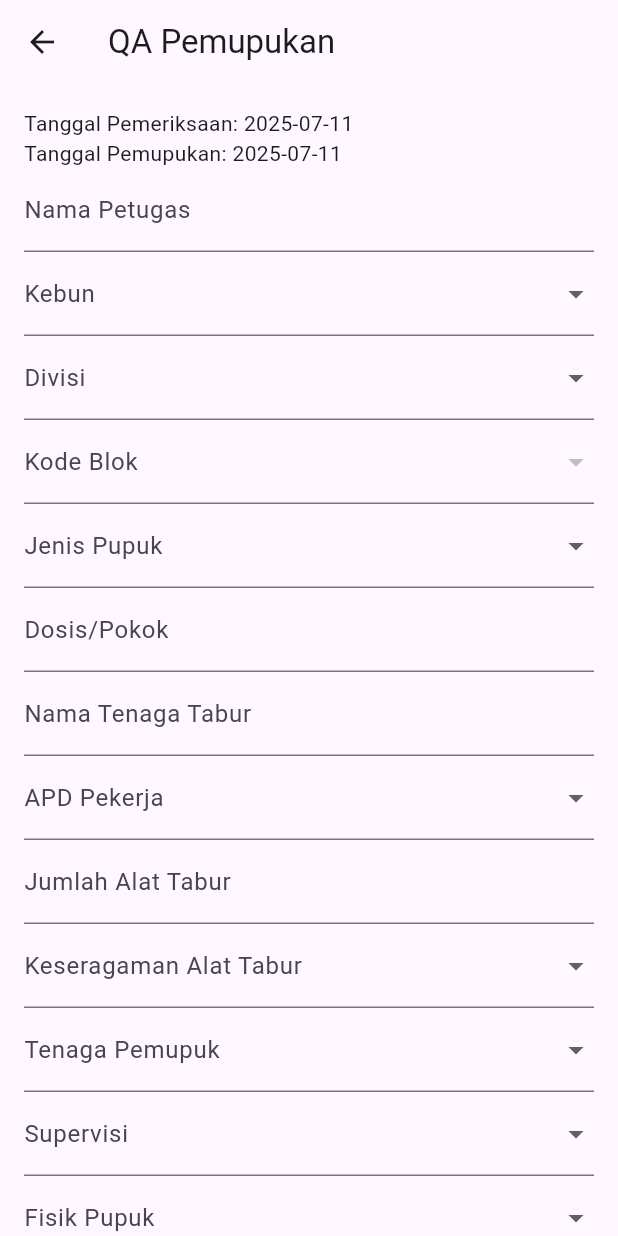
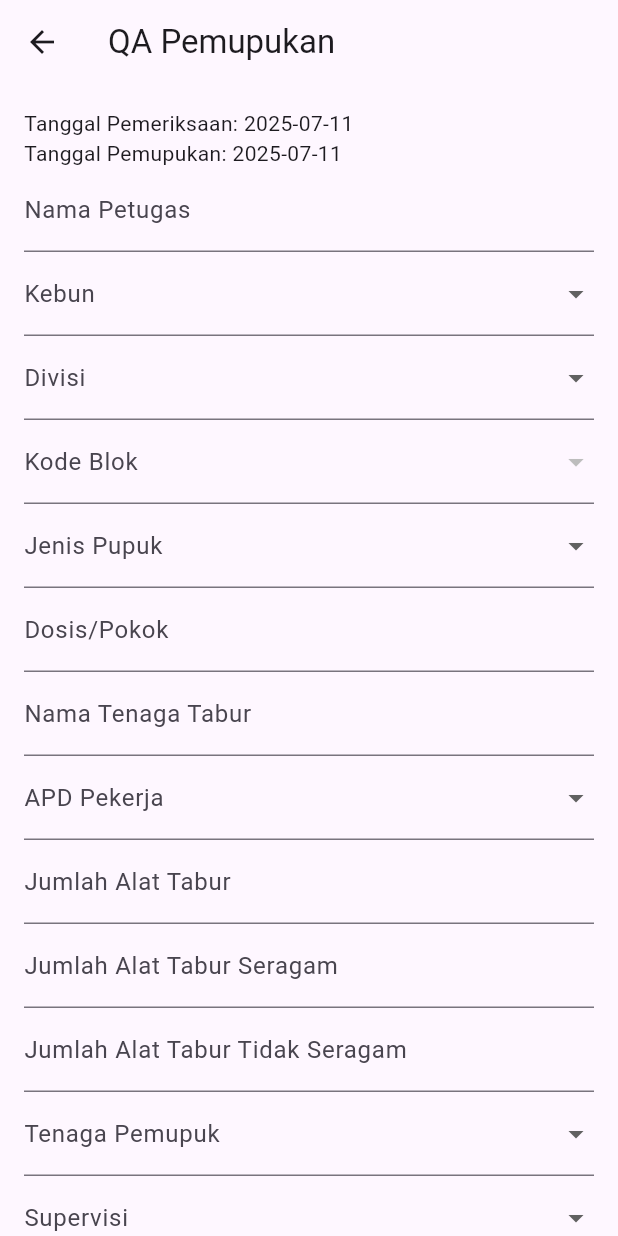
Before and after one commit to mutiaasabrina/QA-Mobile-AGRS, a Flutter app: the QAPemupukanPage screen opened directly, on a phone screen of 412 x 824 dp. Run offline on Flutter 3.47's test engine with Material 3 defaults, Android fonts, the phone set to English and light mode, and no system bars; our stand-ins replace sqflite; missing offline and left inert: gsheets; accounts and stored records are empty; project files that could hold a hidden picture were left out.

Commit message:
Fix Keseragaman Alat Tabur

```diff
--- a/lib/database/qa_database_pemupukan.dart
+++ b/lib/database/qa_database_pemupukan.dart
@@ -39,6 +39,8 @@ class QADatabasePemupukan {
         fisik_pupuk TEXT,
         jumlah_pokok INTEGER,
         total_alat_tabur INTEGER,
+        alat_tabur_seragam INTEGER,
+        alat_tabur_tidak_seragam INTEGER,
         total_tenaga_kerja INTEGER,
         total_uji_petik_aktif INTEGER,
         total_uji_petik_nonaktif INTEGER,
--- a/lib/gsheet_service.dart
+++ b/lib/gsheet_service.dart
@@ -132,6 +132,8 @@ Future<void> insertQAPemupukan(Map<String, dynamic> data) async {
     'fisik_pupuk',
     'jumlah_pokok',
     'total_alat_tabur',
+    'alat_tabur_seragam',
+    'alat_tabur_tidak_seragam',
     'total_tenaga_kerja',
     'total_uji_petik_aktif',
     'total_uji_petik_nonaktif',
--- a/lib/pages/qa_pemupukan_page.dart
+++ b/lib/pages/qa_pemupukan_page.dart
@@ -21,6 +21,8 @@ class _QAPemupukanPageState extends State<QAPemupukanPage> {
   final _jumlahAlatTaburController = TextEditingController();
   final _jumlahSampleUjiPetikController = TextEditingController();
   final _barisController = TextEditingController();
+  final _alatTaburSeragamController = TextEditingController();
+  final _alatTaburTidakSeragamController = TextEditingController();
   List<TextEditingController> _dosisSampleControllers =[];
   String dosisUjiPetikResult ="";
 
@@ -35,7 +37,6 @@ class _QAPemupukanPageState extends State<QAPemupukanPage> {
   String? selectedBlok;
   String? selectedJenisPupuk;
   String? selectedAPD;
-  String? selectedKeseragaman;
   String? selectedTenagaPemupuk;
   String? selectedSupervisi;
   String? selectedFisikPupuk;
@@ -88,7 +89,6 @@ class _QAPemupukanPageState extends State<QAPemupukanPage> {
     'Lengkap', 'Kurang dari 1 item', 'Kurang dari 2 item',
     'Kurang dari 3 item', 'Tidak ada APD'
   ];
-  final List<String> keseragamanOptions = ['Seragam', 'Tidak Seragam'];
   final List<String> tenagaPemupukOptions = [
     'Organisasi tetap, training rutin',
     'Organisasi tetap, training tidak rutin',
@@ -155,8 +155,9 @@ class _QAPemupukanPageState extends State<QAPemupukanPage> {
     if (!_alatTaburData.containsKey(_tenagaTaburKey)) {
       _alatTaburData[_tenagaTaburKey] = {
         'jumlah': _jumlahAlatTaburController.text,
-        'keseragaman': selectedKeseragaman,
         'apd': selectedAPD,
+        'seragam': _alatTaburSeragamController.text,
+        'tidakSeragam': _alatTaburTidakSeragamController.text,
       };
     }
 
@@ -164,7 +165,8 @@ class _QAPemupukanPageState extends State<QAPemupukanPage> {
     final alatTabur = _alatTaburData[_tenagaTaburKey];
     if (alatTabur != null) {
       _jumlahAlatTaburController.text = alatTabur['jumlah'];
-      selectedKeseragaman = alatTabur['keseragaman'];
+      _alatTaburSeragamController.text = alatTabur['seragam'];
+      _alatTaburTidakSeragamController.text = alatTabur['tidakSeragam'];
       selectedAPD = alatTabur['apd'];
     }
   });
@@ -199,7 +201,6 @@ class _QAPemupukanPageState extends State<QAPemupukanPage> {
       jumlahSample: countSample,
       jumlahAlatTabur: alatTabur['jumlah'],
       apd: alatTabur['apd'],
-      keseragaman: alatTabur['keseragaman'],
       pocket: countBy('lubangPocket'),
       pokokTerpupuk: countBy('pokokTerpupuk'),
       piringan: countBy('kondisiPiringan'),
@@ -241,6 +242,8 @@ class _QAPemupukanPageState extends State<QAPemupukanPage> {
 
           final totalSample = tenagaList.fold<int>(0, (sum, t) => sum + t.jumlahSample);
           final totalAlatTabur = _alatTaburData.values.fold<int>(0, (sum, e)=> sum + int.tryParse(e['jumlah']??'0')!);
+          final totalSeragam = _alatTaburData.values.fold<int>(0, (sum, e)=> sum + int.tryParse(e['seragam']??'0')!);
+          final totalTidakSeragam = _alatTaburData.values.fold<int>(0, (sum, e)=> sum + int.tryParse(e['tidakSeragam']??'0')!);
           int totalTenagaKerja = perTenaga.length;
           int totalUjiPetikAktif = _samples.where((s) => s['ujiPetik'] == true).length;
           int totalUjiPetikNonAktif = _samples.where((s) => s['ujiPetik'] == false).length;
@@ -277,6 +280,8 @@ class _QAPemupukanPageState extends State<QAPemupukanPage> {
             'fisik_pupuk': mostCommonFisikPupuk,
             'jumlah_pokok': totalSample,
             'total_alat_tabur': totalAlatTabur,
+            'alat_tabur_seragam': totalSeragam,
+            'alat_tabur_tidak_seragam': totalTidakSeragam,
             'total_tenaga_kerja': totalTenagaKerja,
             'total_uji_petik_aktif': totalUjiPetikAktif,
             'total_uji_petik_nonaktif': totalUjiPetikNonAktif,
@@ -337,6 +342,8 @@ class _QAPemupukanPageState extends State<QAPemupukanPage> {
     _tenagaTaburController.dispose();
     _dosisController.dispose();
     _jumlahAlatTaburController.dispose();
+    _alatTaburSeragamController.dispose();
+    _alatTaburTidakSeragamController..dispose();
     _jumlahSampleUjiPetikController.dispose();
     _barisController.dispose();
     super.dispose();
@@ -387,13 +394,15 @@ class _QAPemupukanPageState extends State<QAPemupukanPage> {
                     if (alatTabur != null) {
                       setState(() {
                         _jumlahAlatTaburController.text = alatTabur['jumlah'];
-                        selectedKeseragaman = alatTabur['keseragaman'];
+                        _alatTaburSeragamController.text = alatTabur['seragam'];
+                        _alatTaburTidakSeragamController.text = alatTabur['tidakSeragam'];
                         selectedAPD = alatTabur['apd'];
                       });
                     } else {
                       setState(() {
                         _jumlahAlatTaburController.clear();
-                        selectedKeseragaman = null;
+                        _alatTaburSeragamController.clear();
+                        _alatTaburTidakSeragamController.clear();
                       });
                     }
                   },
@@ -405,12 +414,8 @@ class _QAPemupukanPageState extends State<QAPemupukanPage> {
               items: apdOptions.map((e) => DropdownMenuItem(value: e, child: Text(e))).toList(),
             ),
             TextField(controller: _jumlahAlatTaburController, decoration: InputDecoration(labelText: "Jumlah Alat Tabur", hintText: isAlatTaburLocked ? "Data Ini Sudah Tersedia": null,), keyboardType: TextInputType.number, enabled: !isAlatTaburLocked,),
-            DropdownButtonFormField<String>(
-              decoration: const InputDecoration(labelText: "Keseragaman Alat Tabur"),
-              value: selectedKeseragaman,
-              onChanged: isAlatTaburLocked ? null : (val) => setState(() => selectedKeseragaman = val),
-              items: keseragamanOptions.map((e) => DropdownMenuItem(value: e, child: Text(e))).toList(),
-            ),
+            TextField(controller: _alatTaburSeragamController, decoration: InputDecoration(labelText: "Jumlah Alat Tabur Seragam", hintText: isAlatTaburLocked ? "Data Ini Sudah Tersedia": null,), keyboardType: TextInputType.number, enabled: !isAlatTaburLocked,),
+            TextField(controller: _alatTaburTidakSeragamController, decoration: InputDecoration(labelText: "Jumlah Alat Tabur Tidak Seragam", hintText: isAlatTaburLocked ? "Data Ini Sudah Tersedia": null,), keyboardType: TextInputType.number, enabled: !isAlatTaburLocked,),
             DropdownButtonFormField<String>(
               decoration: const InputDecoration(labelText: "Tenaga Pemupuk"),
               value: selectedTenagaPemupuk,
--- a/lib/pages/qa_pemupukan_summary.dart
+++ b/lib/pages/qa_pemupukan_summary.dart
@@ -5,7 +5,6 @@ class TenagaTaburSummary {
   final int jumlahSample;
   final String jumlahAlatTabur;
   final String apd;
-  final String keseragaman;
   final Map<String, int> pocket;
   final Map<String, int> pokokTerpupuk;
   final Map<String, int> piringan;
@@ -17,7 +16,6 @@ class TenagaTaburSummary {
     required this.jumlahSample,
     required this.jumlahAlatTabur,
     required this.apd,
-    required this.keseragaman,
     required this.pocket,
     required this.pokokTerpupuk,
     required this.piringan,
@@ -80,7 +78,7 @@ String generateRingkasanText(QAPemupukanSummary data) {
     buffer.writeln("Jumlah Sample: ${t.jumlahSample}");
     buffer.writeln("Alat Tabur: ${t.jumlahAlatTabur}");
     buffer.writeln("APD: ${t.apd}");
-    buffer.writeln("Keseragaman: ${t.keseragaman}");
+
 
     void addMap(String title, Map<String, int> map) {
       buffer.writeln("🔹 $title:");
```
